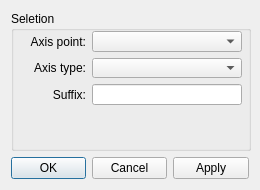
Above: src/libs/vtools/dialogs/tools/dialogmirrorbyaxis.ui from FashionFreedom/Seamly2D before the change. Below: the same form after it.
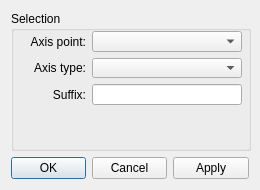
That is the form after the change.

Patch:
```diff
--- a/src/libs/vtools/dialogs/tools/dialogmirrorbyaxis.ui
+++ b/src/libs/vtools/dialogs/tools/dialogmirrorbyaxis.ui
@@ -35,7 +35,7 @@
       </size>
      </property>
      <property name="title">
-      <string>Seletion</string>
+      <string>Selection</string>
      </property>
      <widget class="QWidget" name="layoutWidget">
       <property name="geometry">
```
